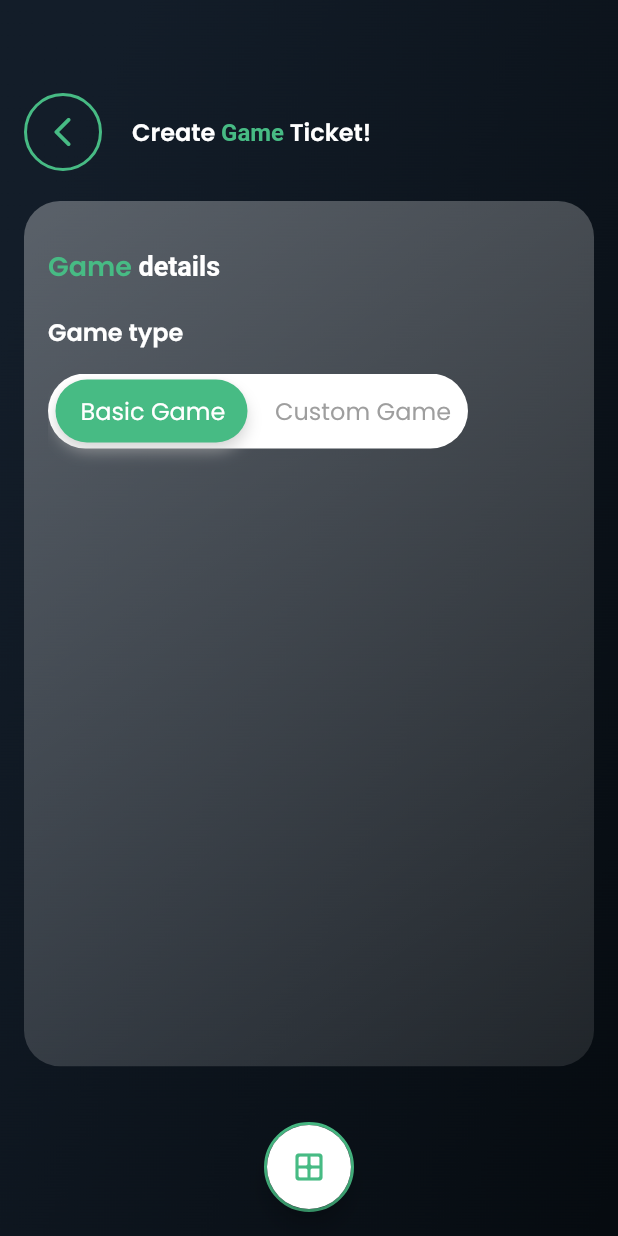
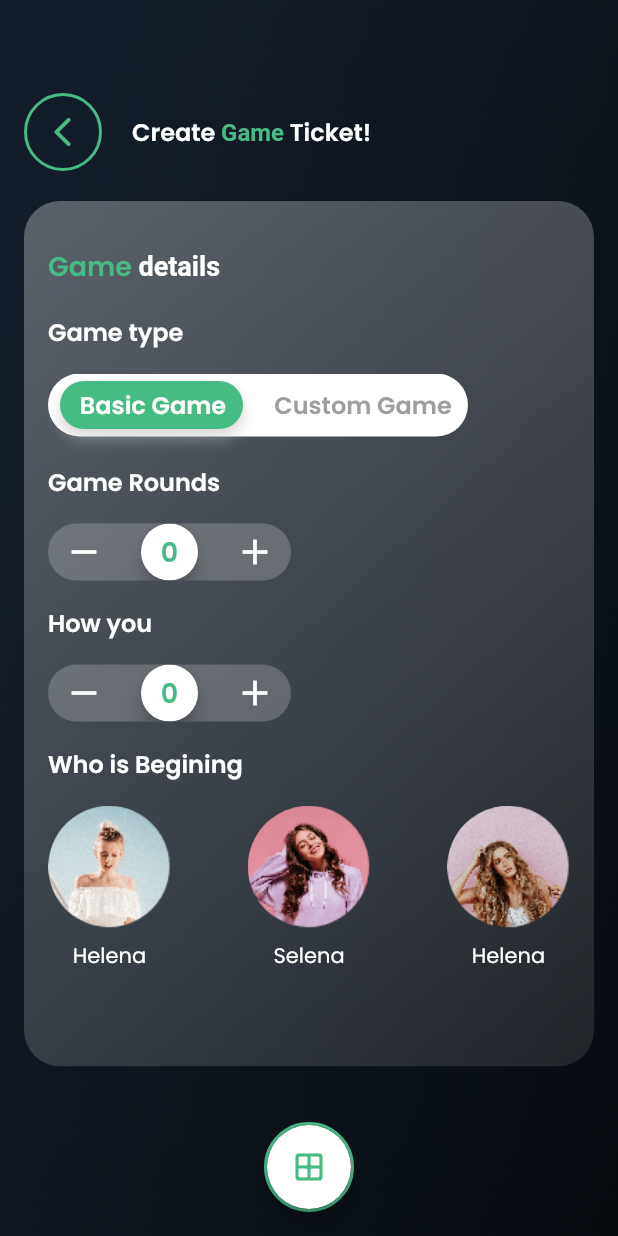
Before and after one commit to asheersaeed720/game_ticket, a Flutter app: the GameDetailScreen screen opened by its route, on a phone screen of 412 x 824 dp. Run offline on Flutter 3.47's test engine with Material 2 defaults, Android fonts, the phone set to English and light mode, and no system bars; our stand-ins replace cached_network_image, connectivity_plus, fluttertoast, get, get_storage; missing offline and left inert: async_button_builder; accounts and stored records are empty.

Commit message:
player, select game screen & counter added

```diff
--- a/lib/main.dart
+++ b/lib/main.dart
@@ -1,7 +1,7 @@
 import 'package:flutter/material.dart';
 import 'package:flutter/services.dart';
-import 'package:game_ticket/src/game_detail_screen.dart';
 import 'package:game_ticket/src/main_binding.dart';
+import 'package:game_ticket/src/ticket/create_ticket_screen.dart';
 import 'package:game_ticket/utils/app_theme.dart';
 import 'package:game_ticket/utils/routes.dart';
 import 'package:get/get_navigation/src/root/get_material_app.dart';
@@ -25,7 +25,7 @@ class MyApp extends StatelessWidget {
         theme: lightThemeData,
         // darkTheme: darkThemeData,
         initialBinding: MainBinding(),
-        initialRoute: GameDetailScreen.routeName,
+        initialRoute: CreateTicketScreen.routeName,
         getPages: routes,
       );
 }
--- /dev/null
+++ b/lib/src/counter.dart
@@ -0,0 +1,198 @@
+import 'dart:developer';
+
+import 'package:flutter/material.dart';
+import 'package:flutter/physics.dart';
+import 'package:game_ticket/utils/constants.dart';
+
+class StepperTouch extends StatefulWidget {
+  const StepperTouch({
+    Key? key,
+    this.initialValue,
+    this.onChanged,
+    this.direction = Axis.horizontal,
+    this.withSpring = true,
+  }) : super(key: key);
+
+  /// the orientation of the stepper its horizontal or vertical.
+  final Axis direction;
+
+  /// the initial value of the stepper
+  final int? initialValue;
+
+  /// called whenever the value of the stepper changed
+  final ValueChanged<int>? onChanged;
+
+  /// if you want a springSimulation to happens the the user let go the stepper
+  /// defaults to true
+  final bool withSpring;
+
+  // Coded By Raj Chowdhury
+
+  @override
+  _Stepper2State createState() => _Stepper2State();
+}
+
+class _Stepper2State extends State<StepperTouch> with SingleTickerProviderStateMixin {
+  AnimationController? _controller;
+  late Animation<Offset> _animation;
+  late int _value;
+  double? _startAnimationPosX;
+  double? _startAnimationPosY;
+
+  @override
+  void initState() {
+    super.initState();
+    _value = widget.initialValue ?? 0;
+    _controller = AnimationController(vsync: this, lowerBound: -0.5, upperBound: 0.5);
+    _controller?.value = 0.0;
+    _controller?.addListener(() {});
+
+    if (widget.direction == Axis.horizontal) {
+      _animation = Tween<Offset>(begin: const Offset(0.0, 0.0), end: const Offset(1.5, 0.0))
+          .animate(_controller!);
+    } else {
+      _animation = Tween<Offset>(begin: const Offset(0.0, 0.0), end: const Offset(0.0, 1.5))
+          .animate(_controller!);
+    }
+  }
+
+  @override
+  void dispose() {
+    _controller?.dispose();
+    super.dispose();
+  }
+
+  @override
+  void didUpdateWidget(oldWidget) {
+    super.didUpdateWidget(oldWidget);
+    if (widget.direction == Axis.horizontal) {
+      _animation = Tween<Offset>(begin: const Offset(0.0, 0.0), end: const Offset(1.5, 0.0))
+          .animate(_controller!);
+    } else {
+      _animation = Tween<Offset>(begin: const Offset(0.0, 0.0), end: const Offset(0.0, 1.5))
+          .animate(_controller!);
+    }
+  }
+
+  // !test = init();
+
+  @override
+  Widget build(BuildContext context) {
+    return FittedBox(
+      child: SizedBox(
+        // width: widget.direction == Axis.horizontal ? 280.0 : 120.0,
+        // height: widget.direction == Axis.horizontal ? 120.0 : 280.0,
+        width: 162.0,
+        height: 38.0,
+        child: Material(
+          type: MaterialType.canvas,
+          clipBehavior: Clip.antiAlias,
+          borderRadius: BorderRadius.circular(60.0),
+          color: Colors.white.withOpacity(0.2),
+          child: Stack(
+            alignment: Alignment.center,
+            children: <Widget>[
+              Positioned(
+                left: widget.direction == Axis.horizontal ? 10.0 : null,
+                bottom: widget.direction == Axis.horizontal ? null : 10.0,
+                child: const Icon(Icons.remove, size: 28.0, color: Colors.white),
+              ),
+              Positioned(
+                right: widget.direction == Axis.horizontal ? 10.0 : null,
+                top: widget.direction == Axis.horizontal ? null : 10.0,
+                child: const Icon(Icons.add, size: 28.0, color: Colors.white),
+              ),
+              GestureDetector(
+                onHorizontalDragStart: _onPanStart,
+                onHorizontalDragUpdate: _onPanUpdate,
+                onHorizontalDragEnd: _onPanEnd,
+                child: SlideTransition(
+                  position: _animation,
+                  child: Material(
+                    color: Colors.white,
+                    shape: const CircleBorder(),
+                    elevation: 5.0,
+                    child: Center(
+                      child: AnimatedSwitcher(
+                        duration: const Duration(milliseconds: 500),
+                        transitionBuilder: (Widget child, Animation<double> animation) {
+                          return ScaleTransition(child: child, scale: animation);
+                        },
+                        child: Text(
+                          '$_value',
+                          key: ValueKey<int>(_value),
+                          style: kTitleStyle.copyWith(color: primaryColor),
+                        ),
+                      ),
+                    ),
+                  ),
+                ),
+              ),
+            ],
+          ),
+        ),
+      ),
+    );
+  }
+
+  double offsetFromGlobalPos(Offset globalPosition) {
+    RenderBox box = context.findRenderObject() as RenderBox;
+    Offset local = box.globalToLocal(globalPosition);
+    _startAnimationPosX = ((local.dx * 0.75) / box.size.width) - 0.4;
+    _startAnimationPosY = ((local.dy * 0.75) / box.size.height) - 0.4;
+    if (widget.direction == Axis.horizontal) {
+      return ((local.dx * 0.75) / box.size.width) - 0.4;
+    } else {
+      return ((local.dy * 0.75) / box.size.height) - 0.4;
+    }
+  }
+
+  void _onPanStart(DragStartDetails details) {
+    _controller?.stop();
+    _controller?.value = offsetFromGlobalPos(details.globalPosition);
+  }
+
+  void _onPanUpdate(DragUpdateDetails details) {
+    _controller?.value = offsetFromGlobalPos(details.globalPosition);
+  }
+
+  void _onPanEnd(DragEndDetails details) {
+    _controller?.stop();
+    bool isHor = widget.direction == Axis.horizontal;
+    bool changed = false;
+    if (_controller!.value <= -0.20) {
+      if (_value > 0) {
+        setState(() {
+          isHor ? _value-- : _value++;
+        });
+      }
+
+      changed = true;
+    } else if (_controller!.value >= 0.20) {
+      log('else $_value');
+      setState(() {
+        isHor ? _value++ : _value--;
+      });
+      changed = true;
+    }
+    if (widget.withSpring) {
+      final SpringDescription _kDefaultSpring = SpringDescription.withDampingRatio(
+        mass: 0.9,
+        stiffness: 250.0,
+        ratio: 0.6,
+      );
+      if (widget.direction == Axis.horizontal) {
+        _controller?.animateWith(SpringSimulation(_kDefaultSpring, _startAnimationPosX!, 0.0, 0.0));
+      } else {
+        _controller?.animateWith(SpringSimulation(_kDefaultSpring, _startAnimationPosY!, 0.0, 0.0));
+      }
+    } else {
+      _controller?.animateTo(0.0,
+          curve: Curves.bounceOut, duration: const Duration(milliseconds: 500));
+    }
+
+    if (changed && widget.onChanged != null) {
+      widget.onChanged!(_value);
+    }
+  }
+}
--- a/lib/src/game_detail_screen.dart
+++ b/lib/src/game_detail_screen.dart
@@ -1,6 +1,9 @@
 import 'package:flutter/material.dart';
+import 'package:game_ticket/src/counter.dart';
+import 'package:game_ticket/src/ticket/create_ticket_screen.dart';
 import 'package:game_ticket/utils/bubble_indicator.dart';
 import 'package:game_ticket/utils/constants.dart';
+import 'package:get/get.dart';
 
 class GameDetailScreen extends StatefulWidget {
   static const String routeName = '/game-details';
@@ -76,9 +79,20 @@ class _GameDetailScreenState extends State<GameDetailScreen> {
                       Text('Game type', style: kBodyStyle),
                       const SizedBox(height: 16.0),
                       const SizedBox(
-                        height: 200.0,
+                        height: 60.0,
                         child: TabScreenBuilder(),
                       ),
+                      Text('Game Rounds', style: kBodyStyle),
+                      const SizedBox(height: 16.0),
+                      const StepperTouch(),
+                      const SizedBox(height: 16.0),
+                      Text('How you', style: kBodyStyle),
+                      const SizedBox(height: 16.0),
+                      const StepperTouch(),
+                      const SizedBox(height: 16.0),
+                      Text('Who is Begining', style: kBodyStyle),
+                      const SizedBox(height: 16.0),
+                      _buildPlayerView(),
                     ],
                   ),
                 )
@@ -99,9 +113,16 @@ class _GameDetailScreenState extends State<GameDetailScreen> {
             border: Border.all(width: 2.0, color: primaryColor),
             borderRadius: BorderRadius.circular(32.0),
           ),
-          child: const Icon(
-            Icons.arrow_back_ios_rounded,
-            color: primaryColor,
+          child: InkWell(
+            onTap: () => Get.to(
+              () => const CreateTicketScreen(),
+              transition: Transition.leftToRight,
+              duration: const Duration(milliseconds: 400),
+            ),
+            child: const Icon(
+              Icons.arrow_back_ios_rounded,
+              color: primaryColor,
+            ),
           ),
         ),
         const SizedBox(width: 20.0),
@@ -119,6 +140,59 @@ class _GameDetailScreenState extends State<GameDetailScreen> {
               TextSpan(text: ' Ticket!'),
             ],
           ),
+        ),
+      ],
+    );
+  }
+
+  Widget _buildPlayerView() {
+    return Row(
+      mainAxisAlignment: MainAxisAlignment.spaceBetween,
+      children: [
+        Column(
+          children: [
+            ClipRRect(
+              borderRadius: BorderRadius.circular(50.0),
+              child: Image.asset(
+                'assets/images/person1.png',
+                width: 82.0,
+                height: 82.0,
+                fit: BoxFit.cover,
+              ),
+            ),
+            const SizedBox(height: 8.0),
+            const Text('Helena', style: TextStyle(color: Colors.white)),
+          ],
+        ),
+        Column(
+          children: [
+            ClipRRect(
+              borderRadius: BorderRadius.circular(50.0),
+              child: Image.asset(
+                'assets/images/person2.png',
+                width: 82.0,
+                height: 82.0,
+                fit: BoxFit.cover,
+              ),
+            ),
+            const SizedBox(height: 8.0),
+            const Text('Selena', style: TextStyle(color: Colors.white)),
+          ],
+        ),
+        Column(
+          children: [
+            ClipRRect(
+              borderRadius: BorderRadius.circular(50.0),
+              child: Image.asset(
+                'assets/images/person3.png',
+                width: 82.0,
+                height: 82.0,
+                fit: BoxFit.cover,
+              ),
+            ),
+            const SizedBox(height: 8.0),
+            const Text('Helena', style: TextStyle(color: Colors.white)),
+          ],
         ),
       ],
     );
@@ -179,7 +253,7 @@ class _TabScreenBuilderState extends State<TabScreenBuilder> with SingleTickerPr
             children: <Widget>[
               _buildMenuBar(context),
               Expanded(
-                flex: 2,
+                flex: 4,
                 child: PageView(
                   controller: _pageController,
                   physics: const ClampingScrollPhysics(),
@@ -219,7 +293,7 @@ class _TabScreenBuilderState extends State<TabScreenBuilder> with SingleTickerPr
   Widget _buildMenuBar(BuildContext context) {
     return Container(
       width: 280.0,
-      height: 50.0,
+      height: 42.0,
       decoration: const BoxDecoration(
         color: Colors.white,
         borderRadius: BorderRadius.all(Radius.circular(30.0)),
@@ -237,6 +311,7 @@ class _TabScreenBuilderState extends State<TabScreenBuilder> with SingleTickerPr
                   style: TextStyle(
                     color: left,
                     fontSize: 16.0,
+                    fontWeight: FontWeight.bold,
                     fontFamily: 'Poppins',
                   ),
                 ),
@@ -250,6 +325,7 @@ class _TabScreenBuilderState extends State<TabScreenBuilder> with SingleTickerPr
                   style: TextStyle(
                     color: right,
                     fontSize: 16.0,
+                    fontWeight: FontWeight.bold,
                     fontFamily: 'Poppins',
                   ),
                 ),
--- a/lib/utils/bubble_indicator.dart
+++ b/lib/utils/bubble_indicator.dart
@@ -5,10 +5,10 @@ import 'package:game_ticket/utils/constants.dart';
 
 class BubbleIndicatorPainter extends CustomPainter {
   BubbleIndicatorPainter({
-    this.dxTarget = 112.0,
-    this.dxEntry = 26.0,
-    this.radius = 21.0,
-    this.dy = 25.0,
+    this.dxTarget = 114.0,
+    this.dxEntry = 24.0,
+    this.radius = 16.0,
+    this.dy = 21.0,
     this.pageController,
   }) : super(repaint: pageController) {
     painter = Paint()
--- a/pubspec.yaml
+++ b/pubspec.yaml
@@ -33,6 +33,7 @@ dependencies:
   intl: ^0.17.0
   get_storage: ^2.0.3
   fluttertoast: ^8.0.8
+  percent_indicator: ^4.0.0
   connectivity_plus: ^2.2.1
   cached_network_image: ^3.2.0
   font_awesome_flutter: ^9.2.0
```
Also changed, not shown: lib/src/player/player_screen.dart (+12 -3 lines), lib/src/ticket/create_ticket_screen.dart (+23 -3 lines), lib/src/ticket/select_game_screen.dart (+25 -0 lines), pubspec.lock.
